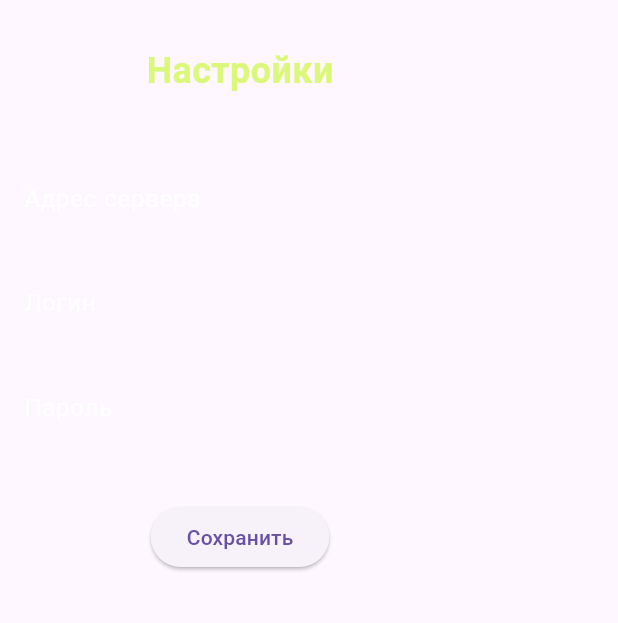
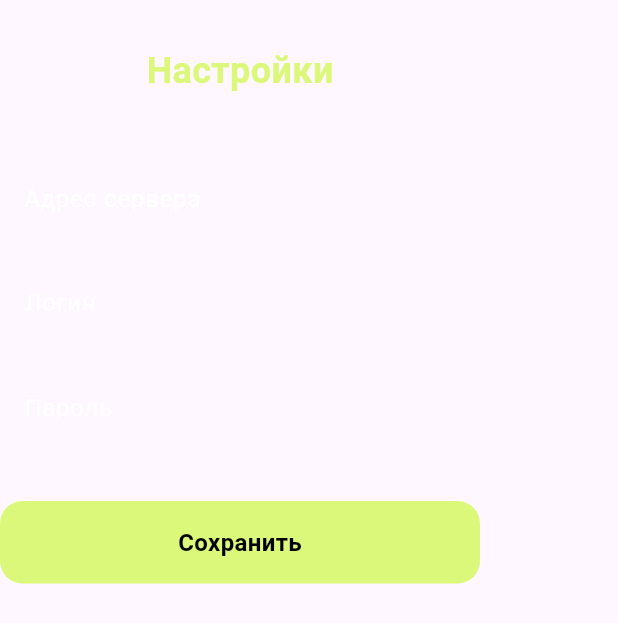
Before and after one commit to NikonovichN/vpn_app_test, a Flutter app: the Settings widget shown alone on an empty page, opened directly, on a phone screen of 412 x 824 dp. Shown: the top 623 px of the screen. Run offline on Flutter 3.47's test engine with Material 3 defaults, Android fonts, the phone set to English and light mode, and no system bars; our stand-ins replace bloc, either_dart, equatable, flutter_bloc, get_it, go_router and 1 more; accounts and stored records are empty.

Commit message:
add: customize button

```diff
--- a/lib/src/features/settings/presentation/ui/screen/settings.dart
+++ b/lib/src/features/settings/presentation/ui/screen/settings.dart
@@ -86,7 +86,9 @@ class _SettingsState extends State<Settings> {
                   initialValue: widget.state?.password,
                 ),
                 _emptySpaceL,
-                ElevatedButton(
+                SizedBox(
+                  width: double.infinity,
+                  child: VpnAppButton.primary(
                     onPressed: () {
                       if (_formKey.currentState!.validate()) {
                         context.read<SettingsCubit>().save(
@@ -97,6 +99,7 @@ class _SettingsState extends State<Settings> {
                       }
                     },
                     child: const Text(_textButton),
+                  ),
                 )
               ],
             ),
--- a/lib/src/ui_kit/atom/vpn_app_colors.dart
+++ b/lib/src/ui_kit/atom/vpn_app_colors.dart
@@ -5,7 +5,17 @@ class BasicVpnAppColors {
 
   static const Color dark = Color.fromRGBO(24, 22, 22, 1.0);
   static const Color white = Color.fromRGBO(255, 255, 255, 1.0);
+  static const Color black = Color.fromRGBO(0, 0, 0, 1.0);
+  static const Color grey = Color.fromRGBO(109, 109, 109, 1);
   static const Color main = Color.fromRGBO(219, 248, 122, 1.0);
+  static const Color mainPressed = Color.fromRGBO(233, 253, 168, 1);
+  static const Color mainDisabled = Color.fromARGB(255, 224, 228, 211);
 
   static const Color textForm = Color.fromRGBO(255, 255, 255, 0.05);
+
+  static const Color buttonBackgroundPrimaryEnabled = main;
+  static const Color buttonBackgroundPrimaryPressed = mainPressed;
+  static const Color buttonBackgroundDisabled = mainDisabled;
+  static const Color buttonLabelPrimary = black;
+  static const Color buttonLabelDisabled = grey;
 }
--- a/lib/src/ui_kit/atom/vpn_app_fonts.dart
+++ b/lib/src/ui_kit/atom/vpn_app_fonts.dart
@@ -34,4 +34,10 @@ class VpnAppFonts {
     fontWeight: FontWeight.w400,
     color: BasicVpnAppColors.white,
   );
+
+  static const TextStyle primaryButton = TextStyle(
+    fontSize: 16,
+    fontFamily: defaultFontFamily,
+    fontWeight: FontWeight.w600,
+  );
 }
--- /dev/null
+++ b/lib/src/ui_kit/molecules/button.dart
@@ -0,0 +1,210 @@
+import 'package:flutter/material.dart';
+
+import '../atom/vpn_app_colors.dart';
+import '../atom/vpn_app_fonts.dart';
+
+class VpnAppButton extends StatelessWidget {
+  final VoidCallback? onPressed;
+  final Widget child;
+  final ButtonColorScheme colorScheme;
+  final TextStyle? textStyle;
+  final Color? textColor;
+  final bool isLoading;
+  final double elevation;
+  final EdgeInsetsGeometry? padding;
+  final EdgeInsetsGeometry? margin;
+
+  const VpnAppButton({
+    super.key,
+    this.onPressed,
+    required this.child,
+    this.colorScheme = primaryColorScheme,
+    this.textStyle,
+    this.textColor,
+    this.isLoading = false,
+    this.elevation = 0,
+    this.padding,
+    this.margin,
+  });
+
+  const VpnAppButton.primary({
+    super.key,
+    this.onPressed,
+    required this.child,
+    this.colorScheme = primaryColorScheme,
+    this.textStyle = VpnAppFonts.primaryButton,
+    this.textColor = BasicVpnAppColors.buttonLabelPrimary,
+    this.isLoading = false,
+    this.elevation = 0,
+    this.padding = const EdgeInsets.all(16.0),
+    this.margin,
+  });
+
+  @override
+  Widget build(BuildContext context) {
+    return Padding(
+      padding: margin ?? EdgeInsets.zero,
+      child: ElevatedButton(
+        onPressed: isLoading ? () => {} : onPressed,
+        style: ButtonStyle(
+          backgroundColor: WidgetStateProperty.resolveWith(_backgroundColor),
+          overlayColor: WidgetStateProperty.resolveWith(_backgroundColor),
+          foregroundColor: WidgetStateProperty.resolveWith(_foregroundColor),
+          elevation: WidgetStateProperty.resolveWith(_elevation),
+          shape: WidgetStateProperty.resolveWith(_shape),
+          padding: WidgetStateProperty.resolveWith(_padding),
+        ),
+        child: DefaultTextStyle(
+          style: DefaultTextStyle.of(context).style.merge(textStyle?.copyWith(color: textColor)),
+          child: child,
+        ),
+      ),
+    );
+  }
+
+  Color _backgroundColor(Set<WidgetState> states) {
+    if (isLoading) {
+      return colorScheme.loadingBackgroundColor;
+    }
+    if (states.contains(WidgetState.disabled)) {
+      return colorScheme.disabledBackgroundColor;
+    }
+    if (states.contains(WidgetState.pressed)) {
+      return colorScheme.pressedBackgroundColor;
+    }
+    return colorScheme.defaultBackgroundColor;
+  }
+
+  Color _foregroundColor(Set<WidgetState> states) {
+    if (isLoading) {
+      return colorScheme.loadingForegroundColor;
+    }
+    if (states.contains(WidgetState.disabled)) {
+      return colorScheme.disabledForegroundColor;
+    }
+    if (states.contains(WidgetState.pressed)) {
+      return colorScheme.pressedForegroundColor;
+    }
+    return colorScheme.defaultForegroundColor;
+  }
+
+  OutlinedBorder? _shape(Set<WidgetState> states) {
+    return RoundedRectangleBorder(
+      borderRadius: const BorderRadius.all(Radius.circular(15.0)),
+      side: colorScheme.strokeColorScheme != null
+          ? BorderSide(
+              width: 1,
+              color: _strokeColor(colorScheme.strokeColorScheme!, states),
+            )
+          : BorderSide.none,
+    );
+  }
+
+  Color _strokeColor(ButtonStrokeColorScheme colorScheme, Set<WidgetState> states) {
+    if (isLoading) {
+      return colorScheme.loadingColor;
+    }
+    if (states.contains(WidgetState.disabled)) {
+      return colorScheme.disabledColor;
+    }
+    if (states.contains(WidgetState.pressed)) {
+      return colorScheme.pressedColor;
+    }
+    return colorScheme.defaultColor;
+  }
+
+  double? _elevation(Set<WidgetState> states) {
+    if (isLoading) {
+      return 0;
+    }
+    if (states.contains(WidgetState.disabled)) {
+      return 0;
+    }
+    if (states.contains(WidgetState.pressed)) {
+      return 0;
+    }
+    return elevation;
+  }
+
+  EdgeInsetsGeometry? _padding(Set<WidgetState> states) {
+    return padding ?? EdgeInsets.zero;
+  }
+}
+
+class ButtonStrokeColorScheme {
+  const ButtonStrokeColorScheme({
+    required this.defaultColor,
+    required this.pressedColor,
+    required this.disabledColor,
+    required this.loadingColor,
+  });
+
+  final Color defaultColor;
+  final Color pressedColor;
+  final Color disabledColor;
+  final Color loadingColor;
+}
+
+class ButtonColorScheme {
+  final Color defaultBackgroundColor;
+  final Color pressedBackgroundColor;
+  final Color disabledBackgroundColor;
+  final Color loadingBackgroundColor;
+
+  final Color defaultForegroundColor;
+  final Color pressedForegroundColor;
+  final Color disabledForegroundColor;
+  final Color loadingForegroundColor;
+  final ButtonStrokeColorScheme? strokeColorScheme;
+
+  const ButtonColorScheme({
+    required this.defaultBackgroundColor,
+    required this.pressedBackgroundColor,
+    required this.disabledBackgroundColor,
+    required this.loadingBackgroundColor,
+    required this.defaultForegroundColor,
+    required this.pressedForegroundColor,
+    required this.disabledForegroundColor,
+    required this.loadingForegroundColor,
+    this.strokeColorScheme,
+  });
+
+  ButtonColorScheme copyWith({
+    Color? defaultBackgroundColor,
+    Color? pressedBackgroundColor,
+    Color? disabledBackgroundColor,
+    Color? loadingBackgroundColor,
+    Color? defaultForegroundColor,
+    Color? pressedForegroundColor,
+    Color? disabledForegroundColor,
+    Color? loadingForegroundColor,
+    ValueGetter<ButtonStrokeColorScheme?>? strokeColorScheme,
+  }) {
+    return ButtonColorScheme(
+      defaultBackgroundColor: defaultBackgroundColor ?? this.defaultBackgroundColor,
+      pressedBackgroundColor: pressedBackgroundColor ?? this.pressedBackgroundColor,
+      disabledBackgroundColor: disabledBackgroundColor ?? this.disabledBackgroundColor,
+      loadingBackgroundColor: loadingBackgroundColor ?? this.loadingBackgroundColor,
+      defaultForegroundColor: defaultForegroundColor ?? this.defaultForegroundColor,
+      pressedForegroundColor: pressedForegroundColor ?? this.pressedForegroundColor,
+      disabledForegroundColor: disabledForegroundColor ?? this.disabledForegroundColor,
+      loadingForegroundColor: loadingForegroundColor ?? this.loadingForegroundColor,
+      strokeColorScheme:
+          strokeColorScheme != null ? strokeColorScheme.call() : this.strokeColorScheme,
+    );
+  }
+}
+
+const primaryColorScheme = ButtonColorScheme(
+  /// background
+  defaultBackgroundColor: BasicVpnAppColors.buttonBackgroundPrimaryEnabled,
+  pressedBackgroundColor: BasicVpnAppColors.buttonBackgroundPrimaryPressed,
+  disabledBackgroundColor: BasicVpnAppColors.buttonBackgroundDisabled,
+  loadingBackgroundColor: BasicVpnAppColors.buttonBackgroundPrimaryPressed,
+
+  /// foreground
+  defaultForegroundColor: BasicVpnAppColors.buttonLabelPrimary,
+  pressedForegroundColor: BasicVpnAppColors.buttonLabelPrimary,
+  disabledForegroundColor: BasicVpnAppColors.buttonLabelDisabled,
+  loadingForegroundColor: BasicVpnAppColors.buttonLabelPrimary,
+);
--- a/lib/src/ui_kit/ui_kit.dart
+++ b/lib/src/ui_kit/ui_kit.dart
@@ -1,2 +1,3 @@
 export 'atom/vpn_app_fonts.dart';
 export 'atom/vpn_app_colors.dart';
+export 'molecules/button.dart';
```
Also changed, not shown: lib/src/src.dart (line endings or trailing spaces). Lines whose indentation alone changed are shown as unchanged.
